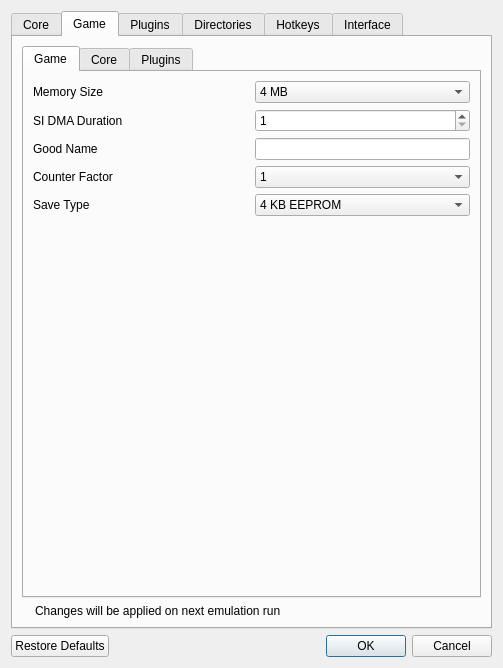
The window that Source/RMG/UserInterface/Dialog/SettingsDialog.ui (Rosalie241/RMG) describes before a commit, drawn with Qt 5.
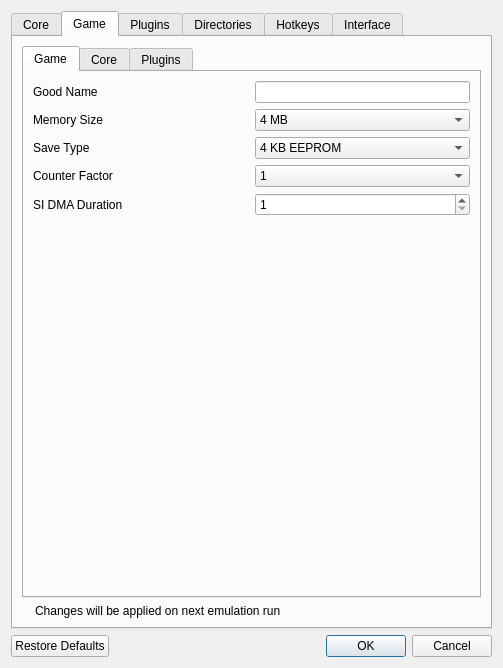
The same window after the commit. The open tabs and pages were chosen to show the change. Icons and pictures are not drawn. Custom widgets are drawn as their Qt base class.

Commit message: SettingsDialog: correct widget order of game settings

Diff of the .ui file:
```diff
--- a/Source/RMG/UserInterface/Dialog/SettingsDialog.ui
+++ b/Source/RMG/UserInterface/Dialog/SettingsDialog.ui
@@ -274,52 +274,6 @@
                <string>Game</string>
               </attribute>
               <layout class="QVBoxLayout" name="verticalLayout_21">
-               <item>
-                <layout class="QHBoxLayout" name="horizontalLayout_53">
-                 <item>
-                  <widget class="QLabel" name="label_56">
-                   <property name="text">
-                    <string>Memory Size</string>
-                   </property>
-                  </widget>
-                 </item>
-                 <item>
-                  <widget class="QComboBox" name="gameMemorySizeComboBox">
-                   <item>
-                    <property name="text">
-                     <string>4 MB</string>
-                    </property>
-                   </item>
-                   <item>
-                    <property name="text">
-                     <string>8 MB</string>
-                    </property>
-                   </item>
-                  </widget>
-                 </item>
-                </layout>
-               </item>
-               <item>
-                <layout class="QHBoxLayout" name="horizontalLayout_52">
-                 <item>
-                  <widget class="QLabel" name="label_55">
-                   <property name="text">
-                    <string>SI DMA Duration</string>
-                   </property>
-                  </widget>
-                 </item>
-                 <item>
-                  <widget class="QSpinBox" name="gameSiDmaDurationSpinBox">
-                   <property name="minimum">
-                    <number>1</number>
-                   </property>
-                   <property name="maximum">
-                    <number>9999999</number>
-                   </property>
-                  </widget>
-                 </item>
-                </layout>
-               </item>
                <item>
                 <layout class="QHBoxLayout" name="horizontalLayout_51">
                  <item>
@@ -345,19 +299,19 @@
                 </layout>
                </item>
                <item>
-                <layout class="QHBoxLayout" name="horizontalLayout_50">
+                <layout class="QHBoxLayout" name="horizontalLayout_53">
                  <item>
-                  <widget class="QLabel" name="label_51">
+                  <widget class="QLabel" name="label_56">
                    <property name="text">
-                    <string>Counter Factor</string>
+                    <string>Memory Size</string>
                    </property>
                   </widget>
                  </item>
                  <item>
-                  <widget class="QComboBox" name="gameCounterFactorComboBox">
+                  <widget class="QComboBox" name="gameMemorySizeComboBox">
                    <item>
                     <property name="text">
-                     <string>1</string>
+                     <string>4 MB</string>
                     </property>
                    </item>
                    <item>
@@ -434,6 +388,72 @@
                  </item>
                 </layout>
                </item>
+               <item>
+                <layout class="QHBoxLayout" name="horizontalLayout_50">
+                 <item>
+                  <widget class="QLabel" name="label_51">
+                   <property name="text">
+                    <string>Counter Factor</string>
+                   </property>
+                  </widget>
+                 </item>
+                 <item>
+                  <widget class="QComboBox" name="gameCounterFactorComboBox">
+                   <item>
+                    <property name="text">
+                     <string>1</string>
+                    </property>
+                   </item>
+                   <item>
+                    <property name="text">
+                     <string>2</string>
+                    </property>
+                   </item>
+                   <item>
+                    <property name="text">
+                     <string>3</string>
+                    </property>
+                   </item>
+                   <item>
+                    <property name="text">
+                     <string>4</string>
+                    </property>
+                   </item>
+                   <item>
+                    <property name="text">
+                     <string>5</string>
+                    </property>
+                   </item>
+                   <item>
+                    <property name="text">
+                     <string>6</string>
+                    </property>
+                   </item>
+                  </widget>
+                 </item>
+                </layout>
+               </item>
+               <item>
+                <layout class="QHBoxLayout" name="horizontalLayout_52">
+                 <item>
+                  <widget class="QLabel" name="label_55">
+                   <property name="text">
+                    <string>SI DMA Duration</string>
+                   </property>
+                  </widget>
+                 </item>
+                 <item>
+                  <widget class="QSpinBox" name="gameSiDmaDurationSpinBox">
+                   <property name="minimum">
+                    <number>1</number>
+                   </property>
+                   <property name="maximum">
+                    <number>9999999</number>
+                   </property>
+                  </widget>
+                 </item>
+                </layout>
+               </item>
                <item>
                 <spacer name="verticalSpacer_8">
                  <property name="orientation">
```
Left out of the diff: 22 changed lines with no effect on the pictures.
